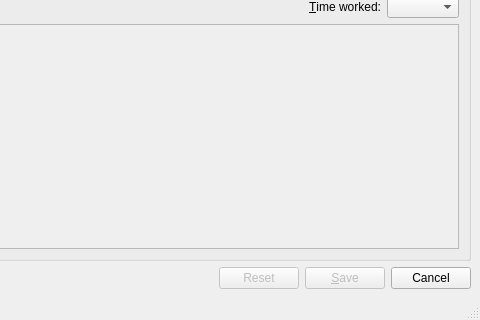
First picture: the form in src/pyuac_edit.ui, repository develer-staff/pyuac, before the edit; both pictures show x 182 to 662 and y 217 to 537 of the 662 by 537 pixel window.
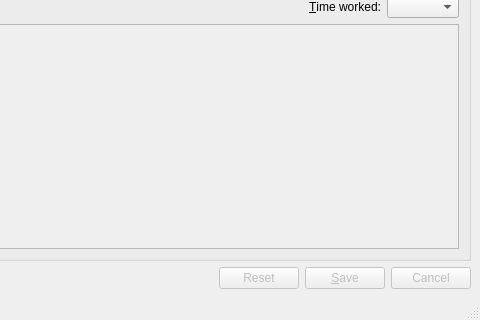
Second picture: the form after the edit. The open tabs and pages were chosen to show the change. Icons and pictures are not drawn.

Commit message: Sistemati i cursori nella timereg window.

```diff
--- a/src/pyuac_edit.ui
+++ b/src/pyuac_edit.ui
@@ -719,6 +719,9 @@
       </item>
       <item>
        <widget class="QPushButton" name="btnCancel" >
+        <property name="enabled" >
+         <bool>false</bool>
+        </property>
         <property name="maximumSize" >
          <size>
           <width>100</width>
```
Left out of the diff: 4 changed lines with no effect on the pictures. The commit also changes 1 other file.
